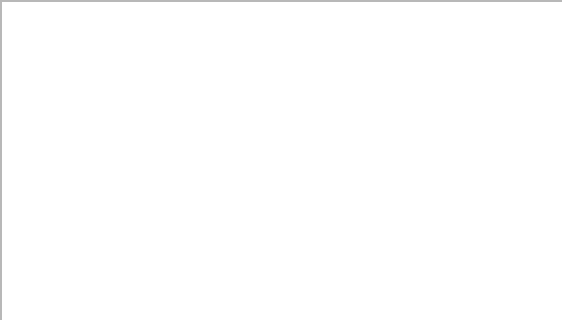
This is qt/WorldOfSwag_ADN/mainwindow.ui in Agurato/Graine_DNA as Qt 5 draws it before an edit; both pictures show x 0 to 562 and y 0 to 320 of the 800 by 600 pixel window. The edited form follows.
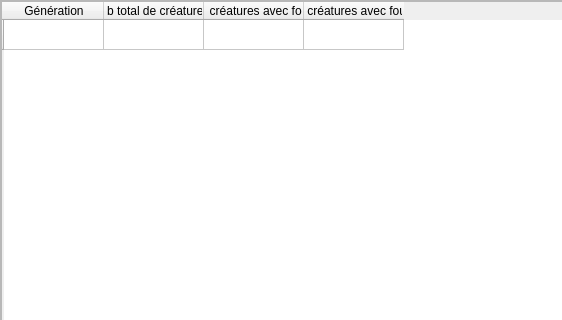
This is the edited form.

```diff
--- a/qt/WorldOfSwag_ADN/mainwindow.ui
+++ b/qt/WorldOfSwag_ADN/mainwindow.ui
@@ -44,6 +44,31 @@
         <height>571</height>
        </rect>
       </property>
+      <row>
+       <property name="text">
+        <string/>
+       </property>
+      </row>
+      <column>
+       <property name="text">
+        <string>Génération</string>
+       </property>
+      </column>
+      <column>
+       <property name="text">
+        <string>Nb total de créatures</string>
+       </property>
+      </column>
+      <column>
+       <property name="text">
+        <string>Nb de créatures avec fourrure</string>
+       </property>
+      </column>
+      <column>
+       <property name="text">
+        <string>% de créatures avec fourrure</string>
+       </property>
+      </column>
      </widget>
     </widget>
    </widget>
```
